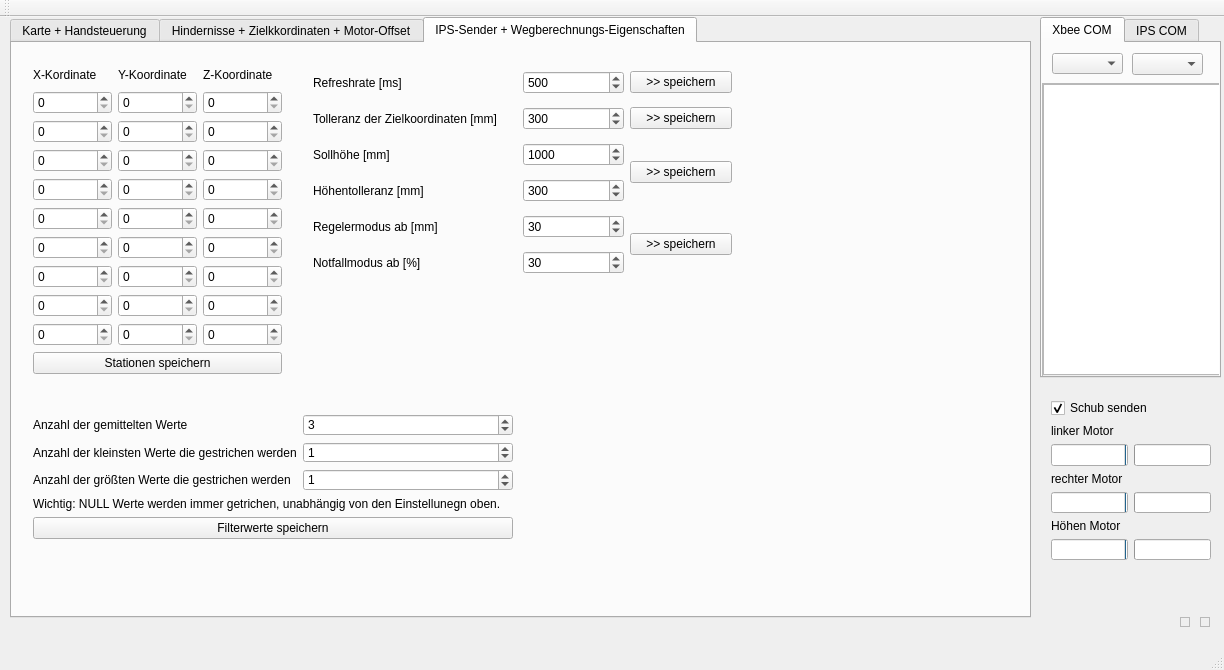
Koerner/Sturzflug-at-daedalus.ei.tum.de, file mainwindow.ui: the form before one commit.
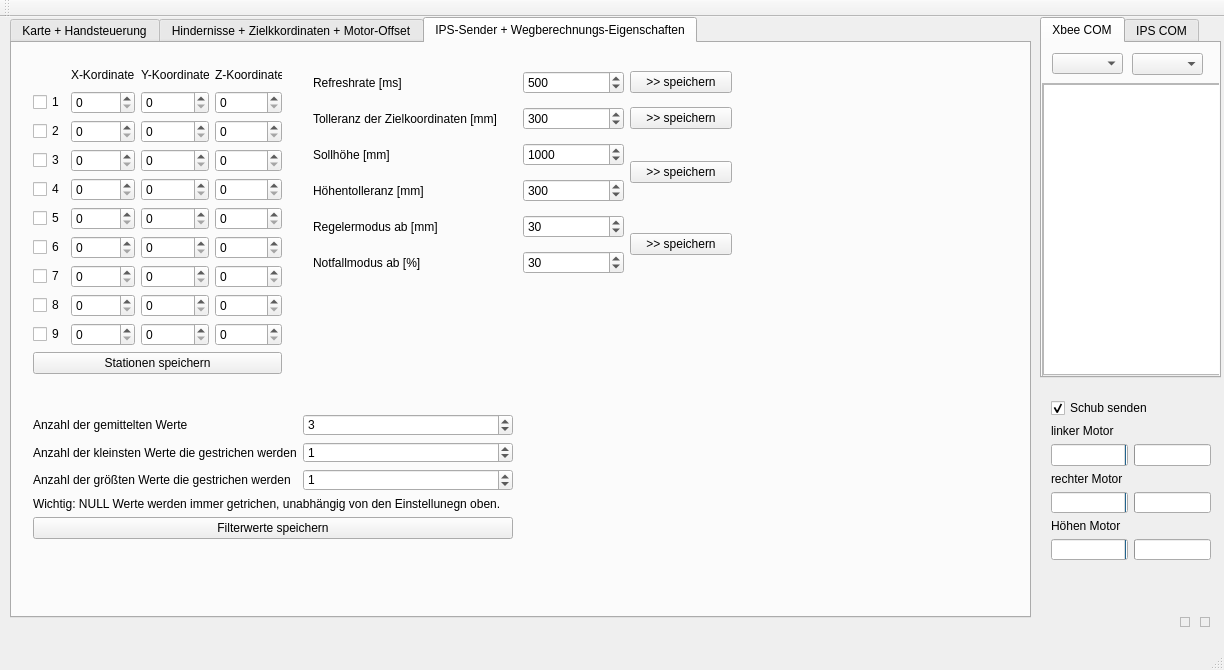
The form after the commit. The open tabs and pages were chosen to show the change.

Commit message: Stations Checkbox

The edit to the form file:
```diff
--- a/mainwindow.ui
+++ b/mainwindow.ui
@@ -1203,217 +1203,280 @@
        </rect>
       </property>
       <layout class="QGridLayout" name="gridLayout">
-       <item row="2" column="1">
+       <item row="2" column="2">
         <widget class="QSpinBox" name="s2y">
          <property name="maximum">
           <number>99999</number>
          </property>
         </widget>
        </item>
-       <item row="7" column="1">
+       <item row="7" column="2">
         <widget class="QSpinBox" name="s7y">
          <property name="maximum">
           <number>99999</number>
          </property>
         </widget>
        </item>
-       <item row="2" column="0">
+       <item row="2" column="1">
         <widget class="QSpinBox" name="s2x">
          <property name="maximum">
           <number>99999</number>
          </property>
         </widget>
        </item>
-       <item row="1" column="0">
+       <item row="1" column="1">
         <widget class="QSpinBox" name="s1x">
          <property name="maximum">
           <number>99999</number>
          </property>
         </widget>
        </item>
-       <item row="8" column="0">
+       <item row="8" column="1">
         <widget class="QSpinBox" name="s8x">
          <property name="maximum">
           <number>99999</number>
          </property>
         </widget>
        </item>
-       <item row="6" column="0">
+       <item row="6" column="1">
         <widget class="QSpinBox" name="s6x">
          <property name="maximum">
           <number>99999</number>
          </property>
         </widget>
        </item>
-       <item row="0" column="2">
+       <item row="0" column="3">
         <widget class="QLabel" name="label_3">
          <property name="text">
           <string>Z-Koordinate</string>
          </property>
         </widget>
        </item>
-       <item row="3" column="1">
+       <item row="3" column="2">
         <widget class="QSpinBox" name="s3y">
          <property name="maximum">
           <number>99999</number>
          </property>
         </widget>
        </item>
-       <item row="7" column="2">
+       <item row="7" column="3">
         <widget class="QSpinBox" name="s7z">
          <property name="maximum">
           <number>99999</number>
          </property>
         </widget>
        </item>
-       <item row="9" column="0">
+       <item row="9" column="1">
         <widget class="QSpinBox" name="s9x">
          <property name="maximum">
           <number>99999</number>
          </property>
         </widget>
        </item>
-       <item row="8" column="1">
+       <item row="8" column="2">
         <widget class="QSpinBox" name="s8y">
          <property name="maximum">
           <number>99999</number>
          </property>
         </widget>
        </item>
-       <item row="1" column="1">
+       <item row="1" column="2">
         <widget class="QSpinBox" name="s1y">
          <property name="maximum">
           <number>99999</number>
          </property>
         </widget>
        </item>
-       <item row="3" column="2">
+       <item row="3" column="3">
         <widget class="QSpinBox" name="s3z">
          <property name="maximum">
           <number>99999</number>
          </property>
         </widget>
        </item>
-       <item row="1" column="2">
+       <item row="1" column="3">
         <widget class="QSpinBox" name="s1z">
          <property name="maximum">
           <number>99999</number>
          </property>
         </widget>
        </item>
-       <item row="3" column="0">
+       <item row="3" column="1">
         <widget class="QSpinBox" name="s3x">
          <property name="maximum">
           <number>99999</number>
          </property>
         </widget>
        </item>
-       <item row="0" column="1">
+       <item row="0" column="2">
         <widget class="QLabel" name="label_2">
          <property name="text">
           <string>Y-Koordinate</string>
          </property>
         </widget>
        </item>
-       <item row="0" column="0">
+       <item row="0" column="1">
         <widget class="QLabel" name="label">
          <property name="text">
           <string>X-Kordinate</string>
          </property>
         </widget>
        </item>
-       <item row="2" column="2">
+       <item row="2" column="3">
         <widget class="QSpinBox" name="s2z">
          <property name="maximum">
           <number>99999</number>
          </property>
         </widget>
        </item>
-       <item row="5" column="0">
+       <item row="5" column="1">
         <widget class="QSpinBox" name="s5x">
          <property name="maximum">
           <number>99999</number>
          </property>
         </widget>
        </item>
-       <item row="4" column="0">
+       <item row="4" column="1">
         <widget class="QSpinBox" name="s4x">
          <property name="maximum">
           <number>99999</number>
          </property>
         </widget>
        </item>
-       <item row="8" column="2">
+       <item row="8" column="3">
         <widget class="QSpinBox" name="s8z">
          <property name="maximum">
           <number>99999</number>
          </property>
         </widget>
        </item>
-       <item row="4" column="1">
+       <item row="4" column="2">
         <widget class="QSpinBox" name="s4y">
          <property name="maximum">
           <number>99999</number>
          </property>
         </widget>
        </item>
-       <item row="6" column="2">
+       <item row="6" column="3">
         <widget class="QSpinBox" name="s6z">
          <property name="maximum">
           <number>99999</number>
          </property>
         </widget>
        </item>
-       <item row="5" column="1">
+       <item row="5" column="2">
         <widget class="QSpinBox" name="s5y">
          <property name="maximum">
           <number>99999</number>
          </property>
         </widget>
        </item>
-       <item row="6" column="1">
+       <item row="6" column="2">
         <widget class="QSpinBox" name="s6y">
          <property name="maximum">
           <number>99999</number>
          </property>
         </widget>
        </item>
-       <item row="4" column="2">
+       <item row="4" column="3">
         <widget class="QSpinBox" name="s4z">
          <property name="maximum">
           <number>99999</number>
          </property>
         </widget>
        </item>
-       <item row="5" column="2">
+       <item row="5" column="3">
         <widget class="QSpinBox" name="s5z">
          <property name="maximum">
           <number>99999</number>
          </property>
         </widget>
        </item>
-       <item row="7" column="0">
+       <item row="7" column="1">
         <widget class="QSpinBox" name="s7x">
          <property name="maximum">
           <number>99999</number>
          </property>
         </widget>
        </item>
-       <item row="9" column="1">
+       <item row="9" column="2">
         <widget class="QSpinBox" name="s9y">
          <property name="maximum">
           <number>99999</number>
          </property>
         </widget>
        </item>
-       <item row="9" column="2">
+       <item row="9" column="3">
         <widget class="QSpinBox" name="s9z">
          <property name="maximum">
           <number>99999</number>
          </property>
         </widget>
        </item>
-       <item row="10" column="0" colspan="3">
+       <item row="1" column="0">
+        <widget class="QCheckBox" name="stat1_checkBox">
+         <property name="text">
+          <string>1</string>
+         </property>
+        </widget>
+       </item>
+       <item row="2" column="0">
+        <widget class="QCheckBox" name="stat2_checkBox">
+         <property name="text">
+          <string>2</string>
+         </property>
+        </widget>
+       </item>
+       <item row="3" column="0">
+        <widget class="QCheckBox" name="stat3_checkBox">
+         <property name="text">
+          <string>3</string>
+         </property>
+        </widget>
+       </item>
+       <item row="4" column="0">
+        <widget class="QCheckBox" name="stat4_checkBox">
+         <property name="text">
+          <string>4</string>
+         </property>
+        </widget>
+       </item>
+       <item row="5" column="0">
+        <widget class="QCheckBox" name="stat5_checkBox">
+         <property name="text">
+          <string>5</string>
+         </property>
+        </widget>
+       </item>
+       <item row="6" column="0">
+        <widget class="QCheckBox" name="stat6_checkBox">
+         <property name="text">
+          <string>6</string>
+         </property>
+        </widget>
+       </item>
+       <item row="7" column="0">
+        <widget class="QCheckBox" name="stat7_checkBox">
+         <property name="text">
+          <string>7</string>
+         </property>
+        </widget>
+       </item>
+       <item row="8" column="0">
+        <widget class="QCheckBox" name="stat8_checkBox">
+         <property name="text">
+          <string>8</string>
+         </property>
+        </widget>
+       </item>
+       <item row="9" column="0">
+        <widget class="QCheckBox" name="stat9_checkBox">
+         <property name="text">
+          <string>9</string>
+         </property>
+        </widget>
+       </item>
+       <item row="10" column="0" colspan="4">
         <widget class="QPushButton" name="posStationSetzen">
          <property name="text">
           <string>Stationen speichern</string>
```
Left out of the diff: 2 changed lines with no effect on the pictures. The commit also changes 1 other file.
